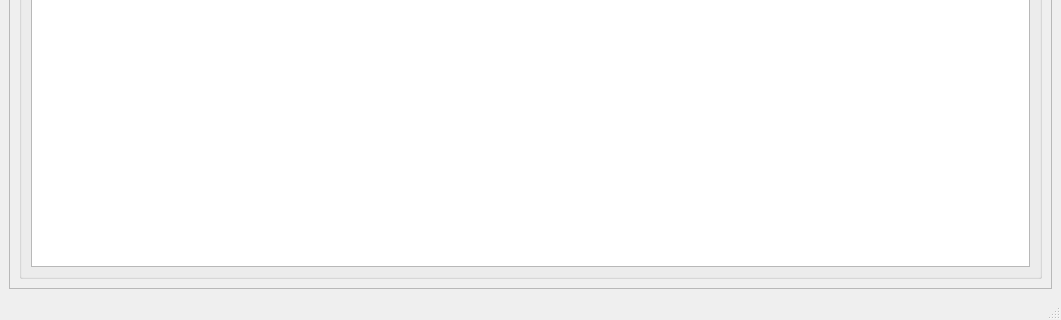
The window that ceROBOT/mainwindow.ui (invabadilla/TECFileSystem) describes before a commit, drawn with Qt 5; both pictures show x 0 to 1061 and y 280 to 600 of the 1061 by 600 pixel window.
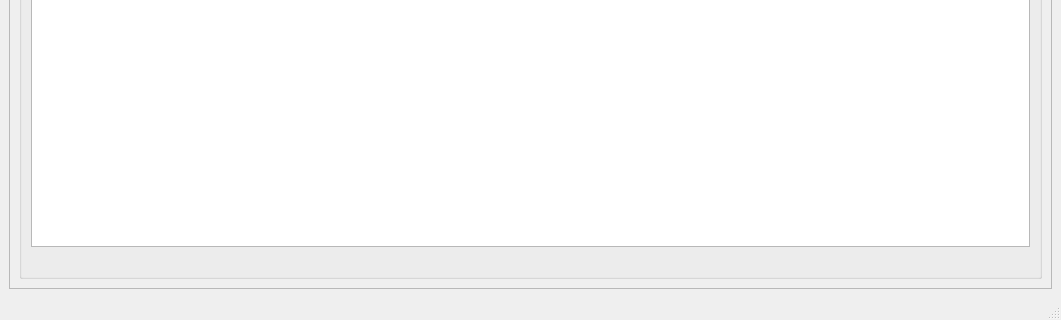
The same window after the commit. Icons and pictures are not drawn.

Commit message: add label for status

Patch:
```diff
--- a/ceROBOT/mainwindow.ui
+++ b/ceROBOT/mainwindow.ui
@@ -37,6 +37,13 @@
           <item row="0" column="0">
            <widget class="QPlainTextEdit" name="plainTextEdit"/>
           </item>
+          <item row="1" column="0">
+           <widget class="QLabel" name="label">
+            <property name="text">
+             <string/>
+            </property>
+           </widget>
+          </item>
          </layout>
         </widget>
        </item>
```
The commit also changes 1 other file.
